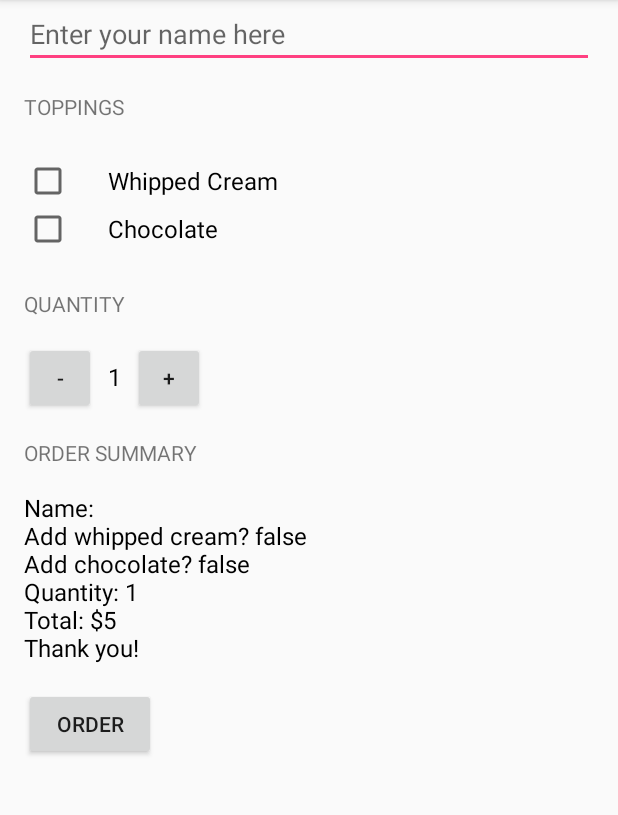
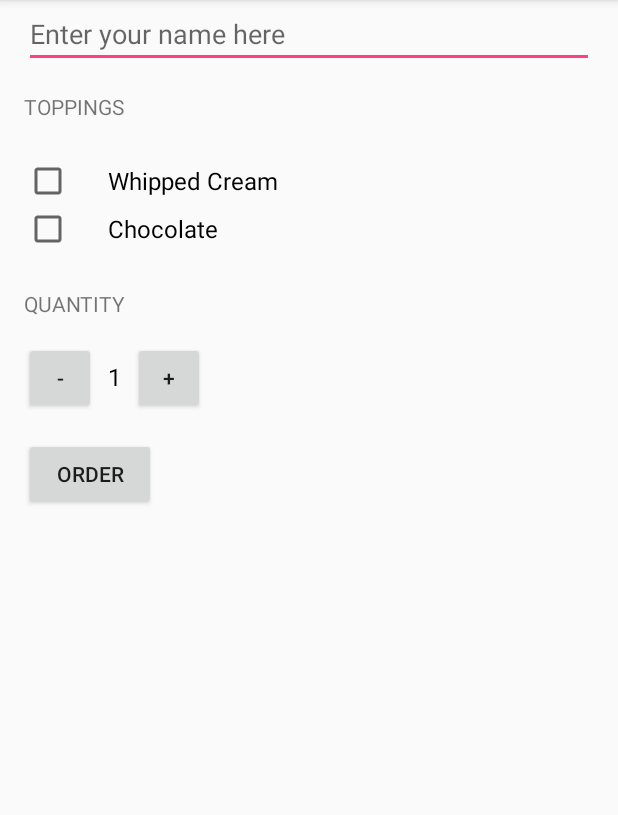
Before and after one commit to JPLLopes/JustJavaApp, an Android app: the screen it shows after launch (MainActivity), after a tap on "ORDER", on a phone screen of 412 x 824 dp, the part 84-899 px from its top. Run offline under Robolectric (Android 15) with nearby library versions, the phone set to English and light mode, and no system bars.

Commit message:
Removed the order summary. When the user clicks the order button, an email is composed with the order summary. Removed the associated layout components associated with this change.

```diff
--- a/app/src/main/java/projetos/joao/justjava/MainActivity.java
+++ b/app/src/main/java/projetos/joao/justjava/MainActivity.java
@@ -1,6 +1,8 @@
 package projetos.joao.justjava;
 
 import android.content.Context;
+import android.content.Intent;
+import android.net.Uri;
 import android.os.Bundle;
 import android.support.v7.app.AppCompatActivity;
 import android.view.View;
@@ -28,6 +30,7 @@ public class MainActivity extends AppCompatActivity {
      * This method is called when the order button is clicked.
      */
     public void submitOrder(View view) {
+
         CheckBox whippedCreamCheckBox = findViewById(R.id.whipped_cream_checkbox);
         CheckBox chocolateCheckBox = findViewById(R.id.chocolate_checkbox);
         EditText nameEditText = findViewById(R.id.name_edit_text_view);
@@ -39,7 +42,14 @@ public class MainActivity extends AppCompatActivity {
         String name = nameEditText.getText().toString();
         String orderSummary = createOrderSummary(name, price, hasWhippedCream, hasChocolate);
 
-        displayMessage(orderSummary);
+        Intent emailIntent = new Intent(Intent.ACTION_SENDTO);
+        emailIntent.setData(Uri.parse("mailto:"));
+        emailIntent.putExtra(Intent.EXTRA_SUBJECT, "JustJava order for " + name);
+        emailIntent.putExtra(Intent.EXTRA_TEXT, orderSummary);
+
+        if (emailIntent.resolveActivity(getPackageManager()) != null) {
+            startActivity(emailIntent);
+        }
     }
 
     /**
@@ -95,14 +105,6 @@ public class MainActivity extends AppCompatActivity {
     }
 
     /**
-     * This method displays the given text on the screen.
-     */
-    private void displayMessage(String message) {
-        TextView orderSummaryTextView = findViewById(R.id.order_summary_text_view);
-        orderSummaryTextView.setText(message);
-    }
-
-    /**
      * This method is called when the plus button is clicked.
      */
     public void increment(View view) {
--- a/app/src/main/res/layout/activity_main.xml
+++ b/app/src/main/res/layout/activity_main.xml
@@ -14,10 +14,10 @@
             android:id="@+id/name_edit_text_view"
             android:layout_width="match_parent"
             android:layout_height="wrap_content"
+            android:layout_marginEnd="16dp"
             android:layout_marginStart="16dp"
-            android:layout_marginEnd="16dp"
             android:hint="@string/edit_text_hint"
-            android:inputType="textCapWords"/>
+            android:inputType="textCapWords" />
 
         <TextView
             android:layout_width="match_parent"
@@ -89,26 +89,7 @@
                 android:layout_height="48dp"
                 android:onClick="increment"
                 android:text="@string/plus_button_text" />
-
         </LinearLayout>
-
-        <TextView
-            android:layout_width="wrap_content"
-            android:layout_height="wrap_content"
-            android:layout_marginStart="16dp"
-            android:layout_marginTop="16dp"
-            android:text="@string/order_summary_text_view_header"
-            android:textAllCaps="true" />
-
-        <TextView
-            android:id="@+id/order_summary_text_view"
-            android:layout_width="wrap_content"
-            android:layout_height="wrap_content"
-            android:layout_marginStart="16dp"
-            android:layout_marginTop="16dp"
-            android:text="@string/initial_price_value"
-            android:textColor="#000000"
-            android:textSize="16sp" />
 
         <Button
             android:layout_width="wrap_content"
```
